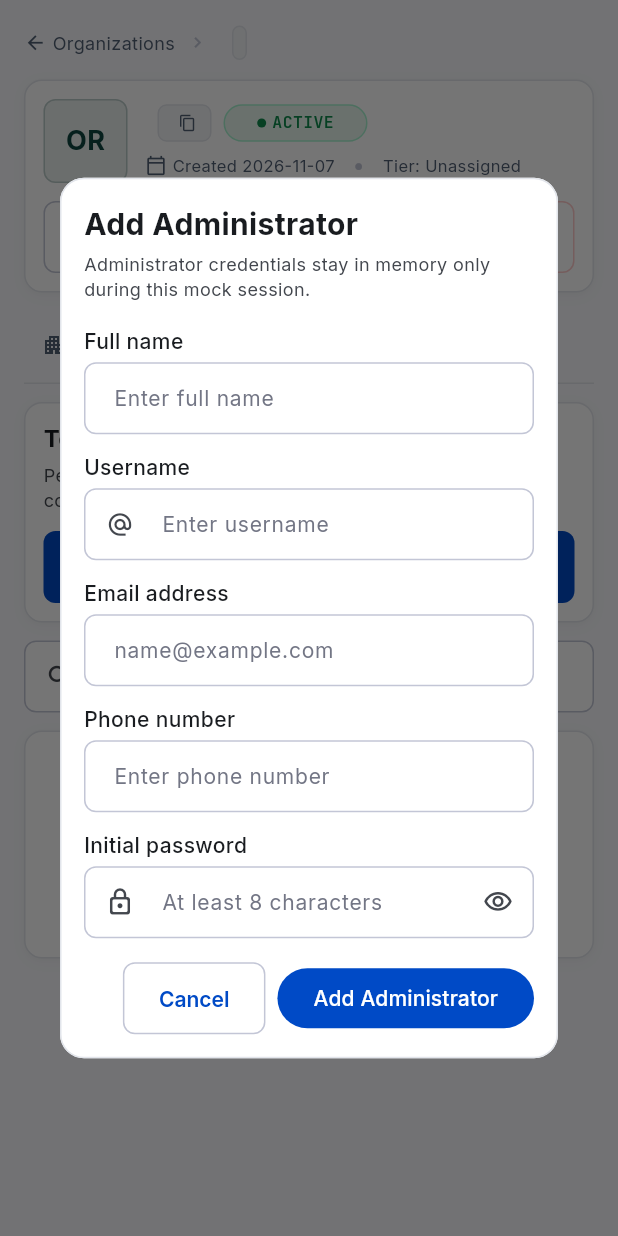
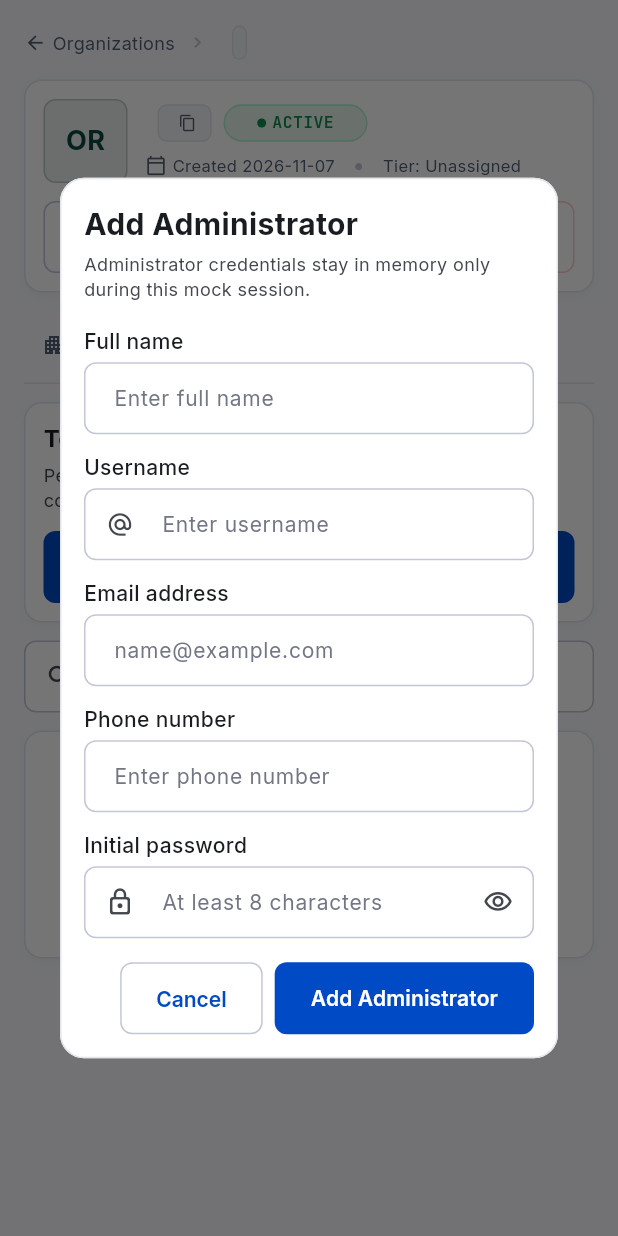
Before and after one commit to sureshr-apps/WorkAxis, a Flutter app: the OrganizationDetailsScreen screen opened directly with empty values, after a tap on "Administrators", after a tap on "Add Administrator", on a phone screen of 412 x 824 dp. Run offline on Flutter 3.47's test engine with Material 3 defaults, Android fonts, the phone set to English and light mode, and no system bars; our stand-ins replace go_router, google_fonts; accounts and stored records are empty.

Commit message:
fix(organizations): standardize Add Administrator buttons with canonical AppButton

```diff
--- a/lib/features/platform_organizations/presentation/widgets/organization_details/organization_admin_dialog.dart
+++ b/lib/features/platform_organizations/presentation/widgets/organization_details/organization_admin_dialog.dart
@@ -2,6 +2,7 @@ import 'package:flutter/material.dart';
 import 'package:google_fonts/google_fonts.dart';
 import 'package:workaxis/app/theme/app_colors.dart';
 import 'package:workaxis/app/theme/app_spacing.dart';
+import 'package:workaxis/core/widgets/app_button.dart';
 import 'package:workaxis/core/widgets/app_text_field.dart';
 import 'package:workaxis/features/platform_organizations/domain/models/organization_admin_user.dart';
 
@@ -185,15 +186,15 @@ class _OrganizationAdminDialogState extends State<OrganizationAdminDialog> {
                     spacing: AppSpacing.sm,
                     runSpacing: AppSpacing.sm,
                     children: [
-                      OutlinedButton(
+                      AppButton.outlined(
+                        text: 'Cancel',
+                        isFullWidth: false,
                         onPressed: () => Navigator.of(context).pop(),
-                        child: const Text('Cancel'),
                       ),
-                      FilledButton(
+                      AppButton.primary(
+                        text: _isEditing ? 'Save Changes' : 'Add Administrator',
+                        isFullWidth: false,
                         onPressed: _submit,
-                        child: Text(
-                          _isEditing ? 'Save Changes' : 'Add Administrator',
-                        ),
                       ),
                     ],
                   ),
--- a/lib/features/platform_organizations/presentation/widgets/organization_details/organization_administrators_tab.dart
+++ b/lib/features/platform_organizations/presentation/widgets/organization_details/organization_administrators_tab.dart
@@ -3,6 +3,7 @@ import 'package:google_fonts/google_fonts.dart';
 import 'package:workaxis/app/theme/app_colors.dart';
 import 'package:workaxis/app/theme/app_spacing.dart';
 import 'package:workaxis/core/responsive/responsive_layout.dart';
+import 'package:workaxis/core/widgets/app_button.dart';
 import 'package:workaxis/core/widgets/app_text_field.dart';
 import 'package:workaxis/core/widgets/status_chip.dart';
 import 'package:workaxis/features/platform_organizations/domain/models/organization_admin_user.dart';
@@ -158,19 +159,10 @@ class _AdministratorsIntro extends StatelessWidget {
               ),
             ],
           );
-          final addButton = FilledButton.icon(
+          final addButton = AppButton.responsive(
+            text: 'Add Administrator',
+            iconData: Icons.add,
             onPressed: onAddAdministrator,
-            icon: const Icon(Icons.add, size: 18),
-            label: const Text('Add Administrator'),
-            style: FilledButton.styleFrom(
-              minimumSize: Size(
-                isCompact ? double.infinity : 152,
-                AppSpacing.minTouchTarget,
-              ),
-              foregroundColor: Colors.white,
-              backgroundColor: AppColors.primary,
-              shape: RoundedRectangleBorder(borderRadius: AppSpacing.roundedSm),
-            ),
           );
 
           if (isCompact) {
```
Also changed, not shown: 1 other file.
